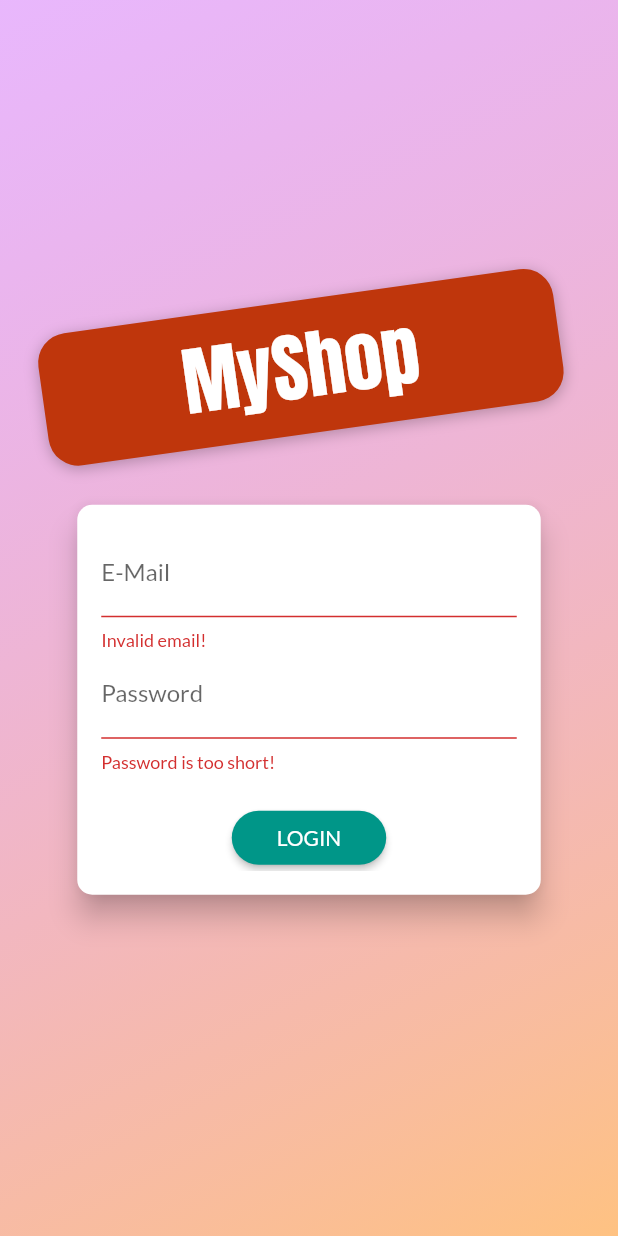
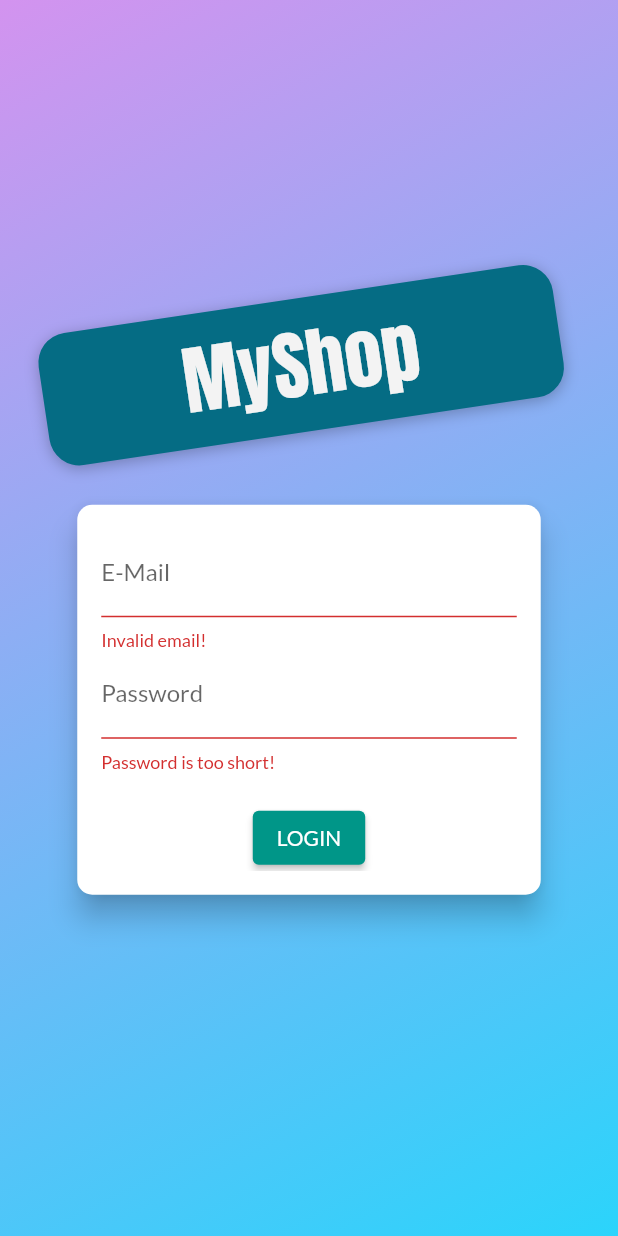
Before and after one commit to AbdelrahmanEhab20/Shop-App-With-Flutter, a Flutter app: the AuthScreen screen opened directly, after a tap on "LOGIN", on a phone screen of 412 x 824 dp. Run offline on Flutter 3.47's test engine with Material 2 defaults, Android fonts, the phone set to English and light mode, and no system bars.

```diff
--- a/lib/screens/auth_screen.dart
+++ b/lib/screens/auth_screen.dart
@@ -1,6 +1,9 @@
 import 'dart:math';
 
 import 'package:flutter/material.dart';
+import 'package:myshop/models/http_exceptions.dart';
+import 'package:myshop/providers/auth.dart';
+import 'package:provider/provider.dart';
 
 enum AuthMode { Signup, Login }
 
@@ -20,8 +23,8 @@ class AuthScreen extends StatelessWidget {
             decoration: BoxDecoration(
               gradient: LinearGradient(
                 colors: [
-                  Color.fromRGBO(215, 117, 255, 1).withOpacity(0.5),
-                  Color.fromRGBO(255, 188, 117, 1).withOpacity(0.9),
+                  Color(0xFFD393EF),
+                  Color(0xFF2BD4FB),
                 ],
                 begin: Alignment.topLeft,
                 end: Alignment.bottomRight,
@@ -42,12 +45,12 @@ class AuthScreen extends StatelessWidget {
                       margin: EdgeInsets.only(bottom: 20.0),
                       padding:
                           EdgeInsets.symmetric(vertical: 8.0, horizontal: 94.0),
-                      transform: Matrix4.rotationZ(-8 * pi / 180)
+                      transform: Matrix4.rotationZ(-8 * pi / 170)
                         ..translate(-10.0),
                       // ..translate(-10.0),
                       decoration: BoxDecoration(
                         borderRadius: BorderRadius.circular(20),
-                        color: Colors.deepOrange.shade900,
+                        color: Color.fromARGB(255, 5, 108, 132),
                         boxShadow: [
                           BoxShadow(
                             blurRadius: 8,
@@ -59,7 +62,7 @@ class AuthScreen extends StatelessWidget {
                       child: Text(
                         'MyShop',
                         style: TextStyle(
-                          color: Theme.of(context).accentTextTheme.title.color,
+                          color: Color.fromARGB(255, 243, 243, 243),
                           fontSize: 50,
                           fontFamily: 'Anton',
                           fontWeight: FontWeight.normal,
@@ -82,10 +85,6 @@ class AuthScreen extends StatelessWidget {
 }
 
 class AuthCard extends StatefulWidget {
-  const AuthCard({
-    Key key,
-  }) : super(key: key);
-
   @override
   _AuthCardState createState() => _AuthCardState();
 }
@@ -100,19 +99,90 @@ class _AuthCardState extends State<AuthCard> {
   var _isLoading = false;
   final _passwordController = TextEditingController();
 
-  void _submit() {
-    if (!_formKey.currentState.validate()) {
+  void _showErrorDialog(String message) {
+    showDialog(
+      context: context,
+      builder: (ctx) => AlertDialog(
+        title: Text('An Error Occurred!'),
+        content: Text(message),
+        actions: <Widget>[
+          TextButton(
+            child: Text('Okay'),
+            onPressed: () {
+              Navigator.of(ctx).pop();
+            },
+          )
+        ],
+      ),
+    );
+  }
+
+  Future<void> _submit() async {
+    if (!_formKey.currentState!.validate()) {
       // Invalid!
       return;
     }
-    _formKey.currentState.save();
+    _formKey.currentState!.save();
     setState(() {
       _isLoading = true;
     });
     if (_authMode == AuthMode.Login) {
       // Log user in
+
+      try {
+        await Provider.of<AuthProvider>(context, listen: false)
+            .signIn(_authData['email']!, _authData['password']!);
+
+      }
+      //Specify the type of error when it's return pass this
+      // Handle Each Error Could Return
+      on HttpException catch (error) {
+        var errorMessage = 'Authentication failed';
+        if (error.toString().contains('EMAIL_EXISTS')) {
+          errorMessage = 'This email address is already in use.';
+        } else if (error.toString().contains('INVALID_EMAIL')) {
+          errorMessage = 'This is not a valid email address';
+        } else if (error.toString().contains('WEAK_PASSWORD')) {
+          errorMessage = 'This password is too weak.';
+        } else if (error.toString().contains('EMAIL_NOT_FOUND')) {
+          errorMessage = 'Could not find a user with that email.';
+        } else if (error.toString().contains('INVALID_PASSWORD')) {
+          errorMessage = 'Invalid password.';
+        }
+        _showErrorDialog(errorMessage);
+      }
+      //any other error
+      catch (error) {
+        const errorMessage =
+            'Could not authenticate you. Please try again later.';
+        _showErrorDialog(errorMessage);
+      }
     } else {
       // Sign user up
+      try {
+        await Provider.of<AuthProvider>(context, listen: false)
+            .signUp(_authData['email']!, _authData['password']!);
+      } on HttpException catch (error) {
+        var errorMessage = 'Authentication failed';
+        if (error.toString().contains('EMAIL_EXISTS')) {
+          errorMessage = 'This email address is already in use.';
+        } else if (error.toString().contains('INVALID_EMAIL')) {
+          errorMessage = 'This is not a valid email address';
+        } else if (error.toString().contains('WEAK_PASSWORD')) {
+          errorMessage = 'This password is too weak.';
+        } else if (error.toString().contains('EMAIL_NOT_FOUND')) {
+          errorMessage = 'Could not find a user with that email.';
+        } else if (error.toString().contains('INVALID_PASSWORD')) {
+          errorMessage = 'Invalid password.';
+        }
+        _showErrorDialog(errorMessage);
+      }
+      //any other error
+      catch (error) {
+        const errorMessage =
+            'Could not authenticate you. Please try again later.';
+        _showErrorDialog(errorMessage);
+      }
     }
     setState(() {
       _isLoading = false;
@@ -154,14 +224,13 @@ class _AuthCardState extends State<AuthCard> {
                   decoration: InputDecoration(labelText: 'E-Mail'),
                   keyboardType: TextInputType.emailAddress,
                   validator: (value) {
-                    if (value.isEmpty || !value.contains('@')) {
+                    if (value!.isEmpty || !value.contains('@')) {
                       return 'Invalid email!';
                     }
                     return null;
-                    return null;
                   },
                   onSaved: (value) {
-                    _authData['email'] = value;
+                    _authData['email'] = value!;
                   },
                 ),
                 TextFormField(
@@ -169,12 +238,12 @@ class _AuthCardState extends State<AuthCard> {
                   obscureText: true,
                   controller: _passwordController,
                   validator: (value) {
-                    if (value.isEmpty || value.length < 5) {
+                    if (value!.isEmpty || value.length < 5) {
                       return 'Password is too short!';
                     }
                   },
                   onSaved: (value) {
-                    _authData['password'] = value;
+                    _authData['password'] = value!;
                   },
                 ),
                 if (_authMode == AuthMode.Signup)
@@ -196,25 +265,25 @@ class _AuthCardState extends State<AuthCard> {
                 if (_isLoading)
                   CircularProgressIndicator()
                 else
-                  RaisedButton(
+                  ElevatedButton(
                     child:
                         Text(_authMode == AuthMode.Login ? 'LOGIN' : 'SIGN UP'),
                     onPressed: _submit,
-                    shape: RoundedRectangleBorder(
-                      borderRadius: BorderRadius.circular(30),
-                    ),
-                    padding:
-                        EdgeInsets.symmetric(horizontal: 30.0, vertical: 8.0),
-                    color: Theme.of(context).primaryColor,
-                    textColor: Theme.of(context).primaryTextTheme.button.color,
+                    // shape: RoundedRectangleBorder(
+                    //   borderRadius: BorderRadius.circular(30),
+                    // ),
+                    // padding:
+                    //     EdgeInsets.symmetric(horizontal: 30.0, vertical: 8.0),
+                    // color: Theme.of(context).primaryColor,
+                    // textColor: Theme.of(context).primaryTextTheme.button.color,
                   ),
-                FlatButton(
+                TextButton(
                   child: Text(
                       '${_authMode == AuthMode.Login ? 'SIGNUP' : 'LOGIN'} INSTEAD'),
                   onPressed: _switchAuthMode,
-                  padding: EdgeInsets.symmetric(horizontal: 30.0, vertical: 4),
-                  materialTapTargetSize: MaterialTapTargetSize.shrinkWrap,
-                  textColor: Theme.of(context).primaryColor,
+                  // padding: EdgeInsets.symmetric(horizontal: 30.0, vertical: 4),
+                  // materialTapTargetSize: MaterialTapTargetSize.shrinkWrap,
+                  // textColor: Theme.of(context).primaryColor,
                 ),
               ],
             ),
--- a/lib/widgets/product_item.dart
+++ b/lib/widgets/product_item.dart
@@ -1,4 +1,5 @@
 import 'package:flutter/material.dart';
+import '../providers/auth.dart';
 import '../providers/cart_provider.dart';
 import 'package:provider/provider.dart';
 import '../providers/product.dart';
@@ -26,6 +27,9 @@ class ProductItem extends StatelessWidget {
 
     final cartData = Provider.of<CartProvider>(context, listen: false);
     //print("Testing Consumer Ane Provider");
+    //GET THE Token And PAss IT
+    final authToken = Provider.of<AuthProvider>(context, listen: false).token;
+    final userID = Provider.of<AuthProvider>(context, listen: false).userID;
     return ClipRRect(
       borderRadius: BorderRadius.circular(10),
       child: GestureDetector(
@@ -76,7 +80,7 @@ class ProductItem extends StatelessWidget {
                     ? Icons.favorite_sharp
                     : Icons.favorite_border),
                 onPressed: () {
-                  productItemData.toggleFavoriteStatus();
+                  productItemData.toggleFavoriteStatus(authToken!, userID!);
                 },
               ),
               backgroundColor: Colors.black87,
```
Also changed, not shown: lib/main.dart (+21 -6 lines), lib/providers/auth.dart (added, +102 -0 lines), lib/providers/orders_provider.dart (+8 -2 lines), lib/providers/product.dart (+6 -5 lines), lib/providers/products_provider.dart (+25 -7 lines).
